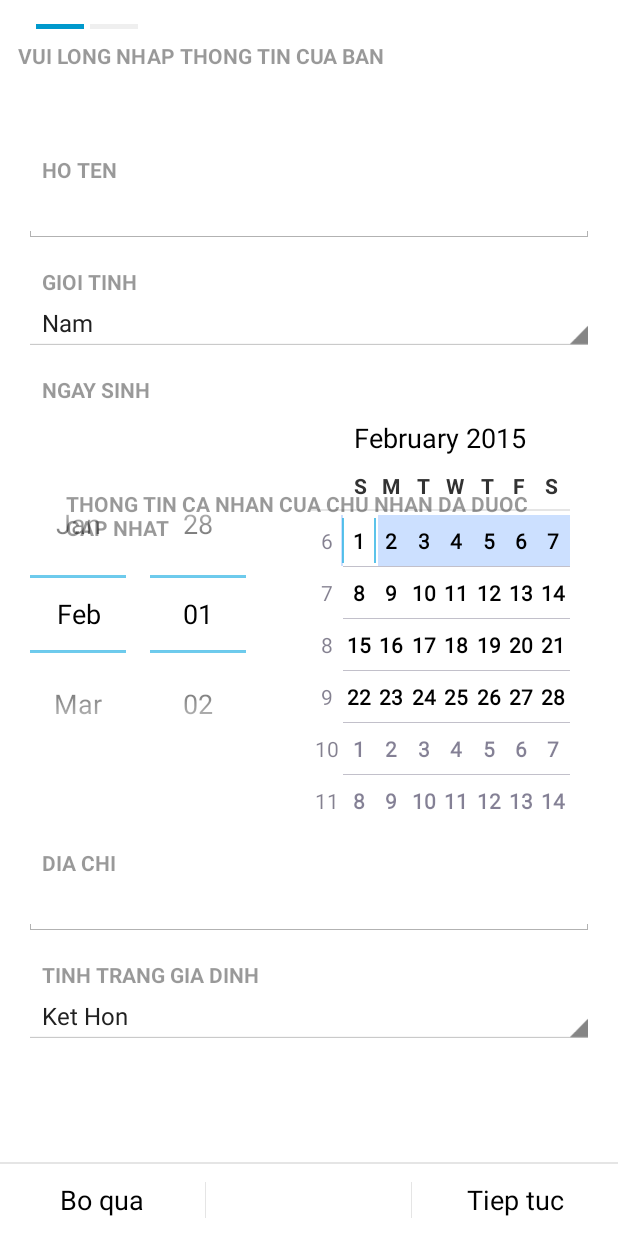
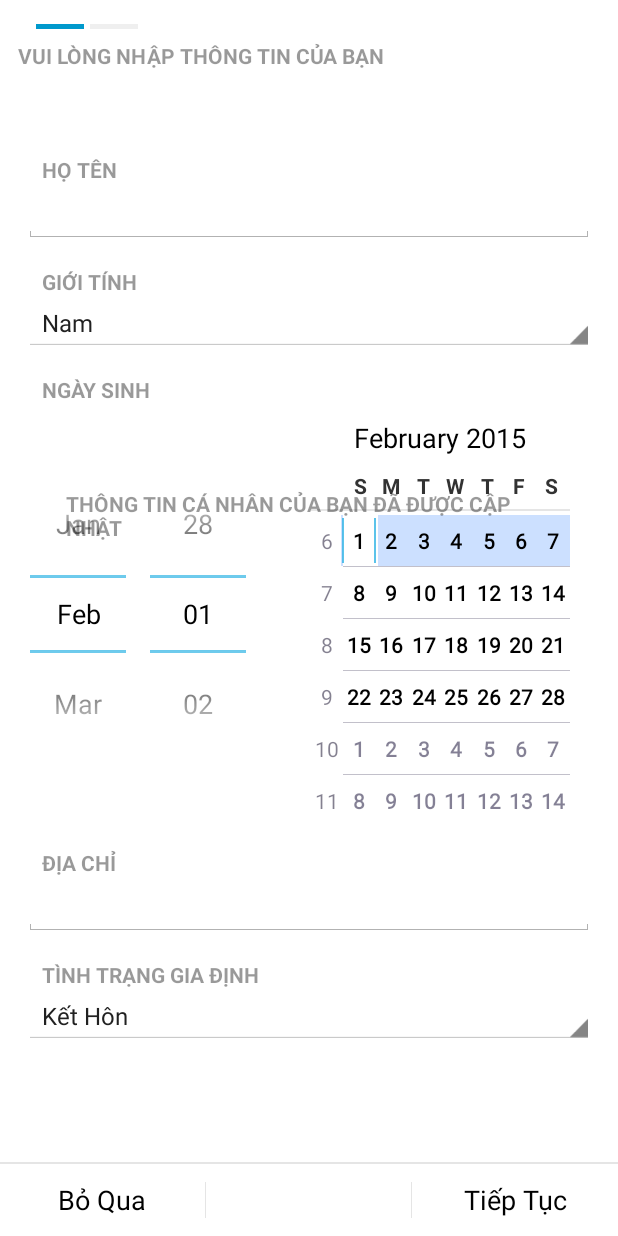
Before and after one commit to MinhNKB/ebutler-capstone-project, an Android app: the fragment FinishWizardFragment placed in its activity, on a phone screen of 412 x 824 dp. Run offline under Robolectric (Android 15) with nearby library versions, the phone set to English and light mode, and no system bars; pictures from the network do not load.

Commit message:
Remove remaining redundant layout files and Vietnamese-ized strings

```diff
--- a/app/src/main/res/values/array.xml
+++ b/app/src/main/res/values/array.xml
@@ -2,10 +2,10 @@
 <resources>
     <string-array name="GenderItems">
         <item>Nam</item>
-        <item>Nu</item>
+        <item>Nữ</item>
     </string-array>
     <string-array name="MarriedStatsItems">
-        <item>Ket Hon</item>
-        <item>Doc Than</item>
+        <item>Kết Hôn</item>
+        <item>Độc Thân</item>
     </string-array>
 </resources>
--- a/app/src/main/res/values/strings.xml
+++ b/app/src/main/res/values/strings.xml
@@ -2,11 +2,11 @@
     <string name="app_name">eButler</string>
 
 
-    <string name="next">Tiep tuc</string>
-    <string name="prev">Quay lai</string>
-    <string name="ok">Chap nhan</string>
-    <string name="decline">Bo qua</string>
-    <string name="finish">Ket thuc</string>
+    <string name="next">Tiếp Tục</string>
+    <string name="prev">Quay Lại</string>
+    <string name="ok">Chấp Nhận</string>
+    <string name="decline">Bỏ Qua</string>
+    <string name="finish">Kết Thúc</string>
     <string name="review">Review</string>
     <string name="enabled">Enabled</string>
 
@@ -17,30 +17,30 @@
 
     <string name="submit_confirm_message">Place the order with the deli? You will receive an email
         confirmation.</string>
-    <string name="submit_confirm_button">Ve trang chinh</string>
+    <string name="submit_confirm_button">Về Trang Chính</string>
 
 
     <string name="butler_intro">
-        Xin chao ban, Tu nay toi se la quan gia cua ban. Ban co the vui long cap nhat mot vai thong tin ca nhan giup toi khong?
+        Xin chào bạn, Từ nay tôi sẽ là quản gia của bạn. Bạn vui lòng cập nhật một vài thông tin cá nhân giúp tôi không?
     </string>
     <string name="butler_personalinfo_prompt">
-        Vui long nhap thong tin cua ban
+        Vui lòng nhập thông tin của bạn
     </string>
     <string name="butler_request_failed">
-        Ban da bo qua thong tin ca nhan, tuy nhien ban nen som cap nhat thong tin can thiet de co trai nghiem tot nhat voi toi
+        Bạn đã bỏ qua thông tin cá nhân, Tuy nhiên bạn nên sớm cập nhật thông tin cần thiết để có trải nghiệm tốt nhất với tôi
     </string>
     <string name="butler_finish_wizard">
-        Chuc mung! Ban da hoan tat viec cap nhat nhung thong tin can thiet
+        Chúc mừng! Bạn đã hoàn tất việc nhập những thông tin cần thiết
     </string>
     <string name="butler_confirm_personalinfo">
-        Thong tin ca nhan cua chu nhan da duoc cap nhat
+        Thông tin cá nhân của bạn đã được cập nhật
     </string>
 
-    <string name="wizard_form_name">Ho ten</string>
-    <string name="wizard_form_gender">Gioi tinh</string>
-    <string name="wizard_form_dob">Ngay sinh</string>
-    <string name="wizard_field_address">Dia chi</string>
-    <string name="wizard_form_marriedstats">Tinh trang gia dinh</string>
+    <string name="wizard_form_name">Họ Tên</string>
+    <string name="wizard_form_gender">Giới Tính</string>
+    <string name="wizard_form_dob">Ngày Sinh</string>
+    <string name="wizard_field_address">Địa chỉ</string>
+    <string name="wizard_form_marriedstats">Tình trạng Gia Định</string>
 
     <string name="what_you_need_question"></string>
     <string name="task_detail_hintTaskName">Tên công việc</string>
```
Also changed, not shown: app/src/main/res/layout/fragment_page_customer_info.xml (deleted, +0 -56 lines), app/src/main/res/layout/fragment_page_single_boolean.xml (deleted, +0 -45 lines), app/src/main/res/layout/fragment_page_single_text_field.xml (deleted, +0 -45 lines).
